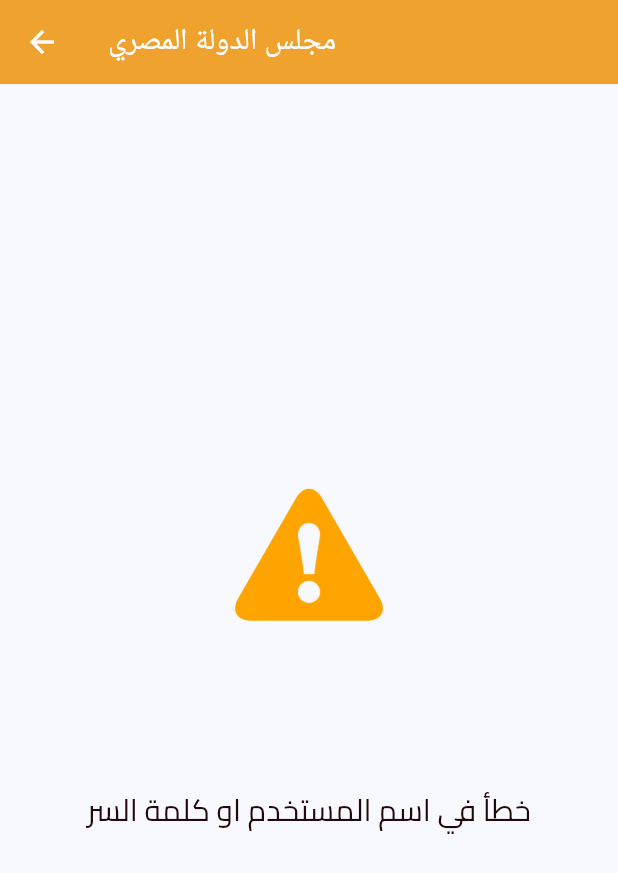
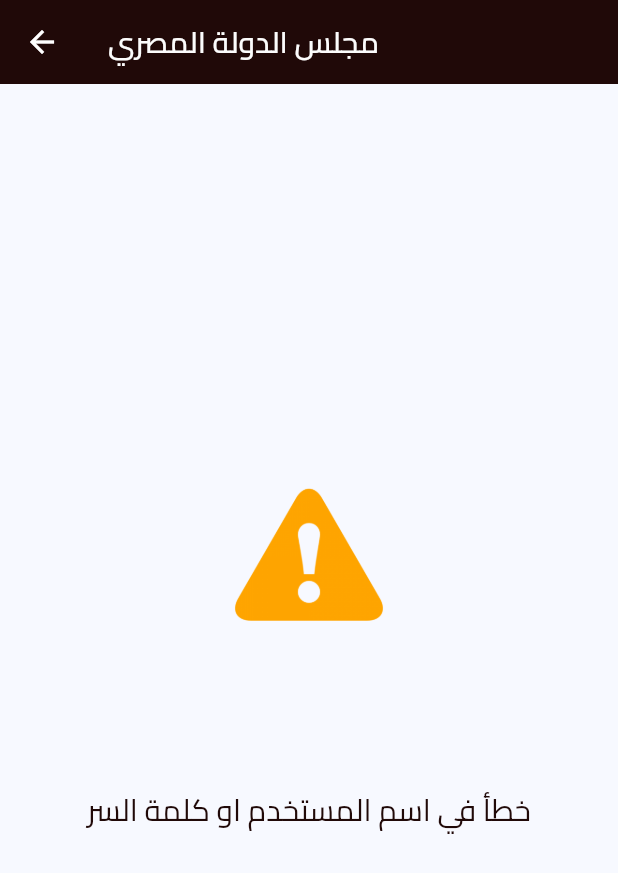
Before and after one commit to IsfpStateCouncil/Council-Judicial-System, a Flutter app: the ErrorPage screen opened directly, on a phone screen of 412 x 824 dp. Shown: the top 873 px of the screen. Run offline on Flutter 3.47's test engine with Material 2 defaults, Android fonts, the phone set to English and light mode, and no system bars; our stand-ins replace awesome_dialog, badges, firebase_core, firebase_messaging, internet_connection_checker, jiffy and 1 more; accounts and stored records are empty.

```diff
--- a/lib/page/ErrorPage.dart
+++ b/lib/page/ErrorPage.dart
@@ -12,9 +12,13 @@ class ErrorPage extends StatelessWidget {
     final languageProvider = Provider.of<LanguageProvider>(context);
     return Scaffold(
       appBar: AppBar(
-        backgroundColor: Color.fromARGB(255, 240, 162, 46), //<-- SEE HERE
+        backgroundColor: StaticData.appBarColor, //<-- SEE HERE
 
-        title: Text(languageProvider.getCurrentData('EgyptianStateCouncil')),
+        title: Text(languageProvider.getCurrentData('EgyptianStateCouncil'),  style: TextStyle(
+                fontFamily: StaticData.fontFamily,fontSize: 20,color: StaticData.backgroundColors
+                // Add other text styles as needed
+              ),
+        ),
         elevation: 0,
         actions: [
           Padding(
```
Also changed, not shown: lib/page/login.dart (+6 -5 lines).
